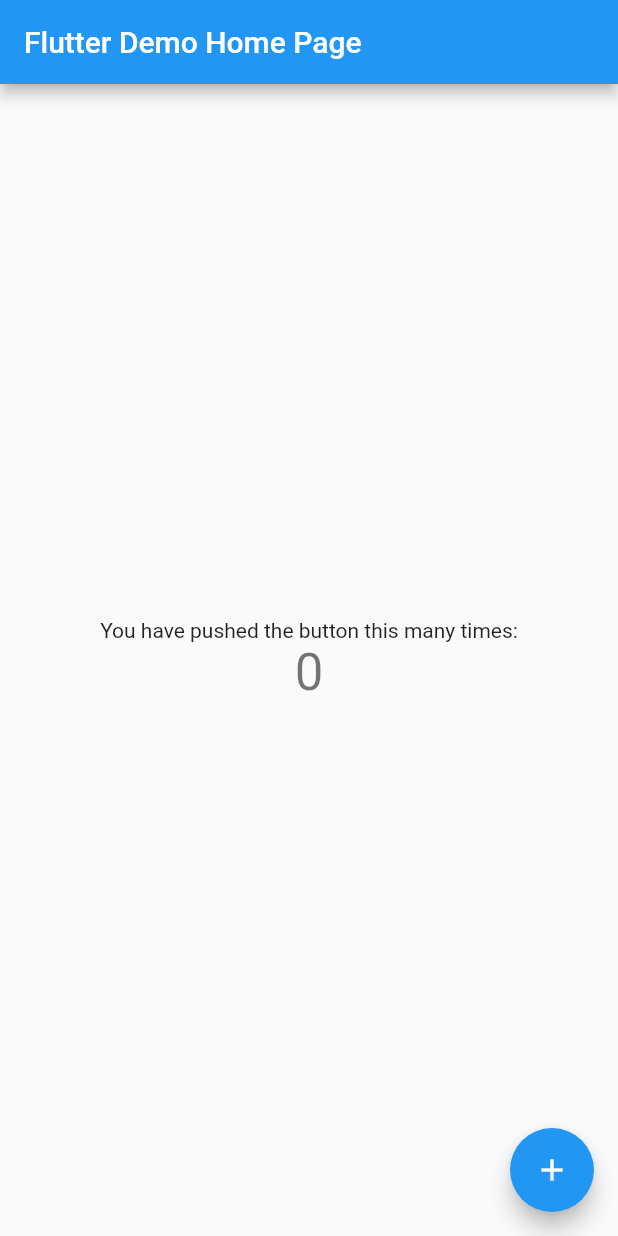
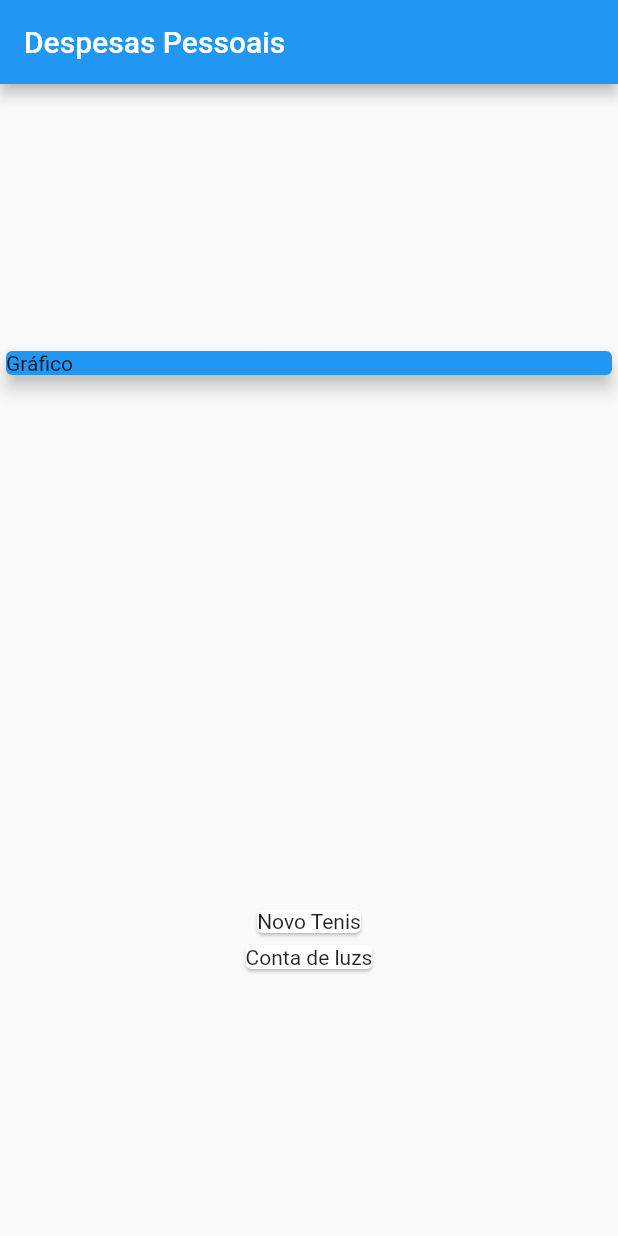
Before and after one commit to jsaintz/expenses, a Flutter app: the screen it shows after launch, on a phone screen of 412 x 824 dp. Run offline on Flutter 3.47's test engine with Material 2 defaults, Android fonts, the phone set to English and light mode, and no system bars.

Commit message:
Map data for widgets

```diff
--- a/lib/main.dart
+++ b/lib/main.dart
@@ -1,117 +1,47 @@
+import 'package:expenses/models/transaction.dart';
 import 'package:flutter/material.dart';
 
-void main() {
-  runApp(MyApp());
+main() => runApp(ExpensesApp());
+
+class ExpensesApp extends StatelessWidget {
+  @override
+  Widget build(BuildContext context) {
+    return MaterialApp(home: MyHomePage());
+  }
 }
 
-class MyApp extends StatelessWidget {
-  // This widget is the root of your application.
+class MyHomePage extends StatelessWidget {
+  final _trasactions = [
+    Transaction(
+        id: 't1', title: 'Novo Tenis', value: 310.76, date: DateTime.now()),
+    Transaction(
+        id: 't2', title: 'Conta de luzs', value: 211.30, date: DateTime.now()),
+  ];
   @override
   Widget build(BuildContext context) {
-    return MaterialApp(
-      title: 'Flutter Demo',
-      theme: ThemeData(
-        // This is the theme of your application.
-        //
-        // Try running your application with "flutter run". You'll see the
-        // application has a blue toolbar. Then, without quitting the app, try
-        // changing the primarySwatch below to Colors.green and then invoke
-        // "hot reload" (press "r" in the console where you ran "flutter run",
-        // or simply save your changes to "hot reload" in a Flutter IDE).
-        // Notice that the counter didn't reset back to zero; the application
-        // is not restarted.
-        primarySwatch: Colors.blue,
-        // This makes the visual density adapt to the platform that you run
-        // the app on. For desktop platforms, the controls will be smaller and
-        // closer together (more dense) than on mobile platforms.
-        visualDensity: VisualDensity.adaptivePlatformDensity,
+    return Scaffold(
+      appBar: AppBar(
+        title: Text('Despesas Pessoais'),
       ),
-      home: MyHomePage(title: 'Flutter Demo Home Page'),
+      body: Column(
+        mainAxisAlignment: MainAxisAlignment.spaceAround,
+        crossAxisAlignment: CrossAxisAlignment.stretch,
+        children: <Widget>[
+          Container(
+            width: double.infinity,
+            child: Card(
+              color: Colors.blue,
+              child: Text('Gráfico'),
+              elevation: 5,
+            ),
+          ),
+          Column(
+            children: _trasactions.map((tr){
+              return Card(child: Text(tr.title),);
+            }).toList(),
+          )
+        ],
+      ),
     );
   }
 }
-
-class MyHomePage extends StatefulWidget {
-  MyHomePage({Key key, this.title}) : super(key: key);
-
-  // This widget is the home page of your application. It is stateful, meaning
-  // that it has a State object (defined below) that contains fields that affect
-  // how it looks.
-
-  // This class is the configuration for the state. It holds the values (in this
-  // case the title) provided by the parent (in this case the App widget) and
-  // used by the build method of the State. Fields in a Widget subclass are
-  // always marked "final".
-
-  final String title;
-
-  @override
-  _MyHomePageState createState() => _MyHomePageState();
-}
-
-class _MyHomePageState extends State<MyHomePage> {
-  int _counter = 0;
-
-  void _incrementCounter() {
-    setState(() {
-      // This call to setState tells the Flutter framework that something has
-      // changed in this State, which causes it to rerun the build method below
-      // so that the display can reflect the updated values. If we changed
-      // _counter without calling setState(), then the build method would not be
-      // called again, and so nothing would appear to happen.
-      _counter++;
-    });
-  }
-
-  @override
-  Widget build(BuildContext context) {
-    // This method is rerun every time setState is called, for instance as done
-    // by the _incrementCounter method above.
-    //
-    // The Flutter framework has been optimized to make rerunning build methods
-    // fast, so that you can just rebuild anything that needs updating rather
-    // than having to individually change instances of widgets.
-    return Scaffold(
-      appBar: AppBar(
-        // Here we take the value from the MyHomePage object that was created by
-        // the App.build method, and use it to set our appbar title.
-        title: Text(widget.title),
-      ),
-      body: Center(
-        // Center is a layout widget. It takes a single child and positions it
-        // in the middle of the parent.
-        child: Column(
-          // Column is also a layout widget. It takes a list of children and
-          // arranges them vertically. By default, it sizes itself to fit its
-          // children horizontally, and tries to be as tall as its parent.
-          //
-          // Invoke "debug painting" (press "p" in the console, choose the
-          // "Toggle Debug Paint" action from the Flutter Inspector in Android
-          // Studio, or the "Toggle Debug Paint" command in Visual Studio Code)
-          // to see the wireframe for each widget.
-          //
-          // Column has various properties to control how it sizes itself and
-          // how it positions its children. Here we use mainAxisAlignment to
-          // center the children vertically; the main axis here is the vertical
-          // axis because Columns are vertical (the cross axis would be
-          // horizontal).
-          mainAxisAlignment: MainAxisAlignment.center,
-          children: <Widget>[
-            Text(
-              'You have pushed the button this many times:',
-            ),
-            Text(
-              '$_counter',
-              style: Theme.of(context).textTheme.headline4,
-            ),
-          ],
-        ),
-      ),
-      floatingActionButton: FloatingActionButton(
-        onPressed: _incrementCounter,
-        tooltip: 'Increment',
-        child: Icon(Icons.add),
-      ), // This trailing comma makes auto-formatting nicer for build methods.
-    );
-  }
-}
--- /dev/null
+++ b/lib/models/transaction.dart
@@ -0,0 +1,15 @@
+import 'package:flutter/widgets.dart';
+
+class Transaction {
+  final String id;
+  final String title;
+  final double value;
+  final DateTime date;
+
+  Transaction({
+    @required this.id,
+    @required this.title,
+    @required this.value,
+    @required this.date,
+  });
+}
```
Also changed, not shown: 1 other file.
